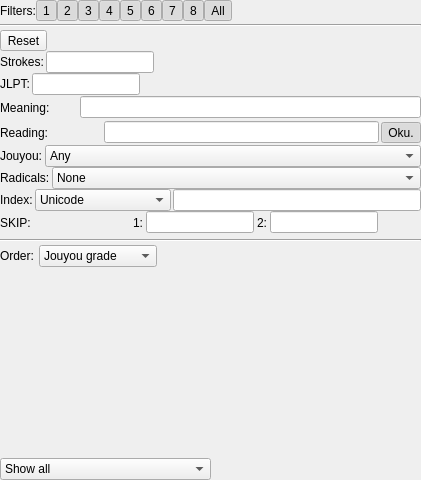
Before: the Qt Designer form kanjisearchwidget.ui in z1dev/zkanji, drawn with Qt 5.
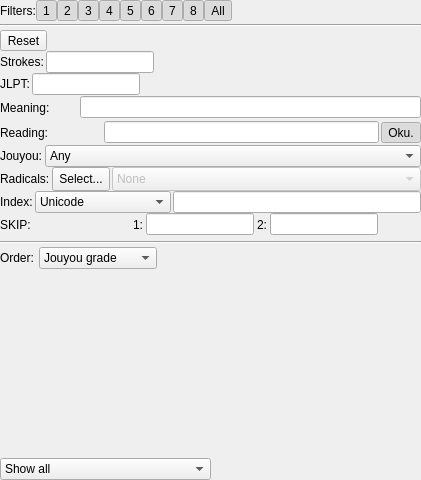
After: the same form once the commit is applied. Icons and pictures are not drawn. Custom widgets are drawn as their Qt base class.

Commit message: * Updated title of all windows to contain the "zkanji" name. * Added "Select..." button separately to the radicals filter on the kanji search widget. The option is removed from the combo box.

Patch:
```diff
--- a/kanjisearchwidget.ui
+++ b/kanjisearchwidget.ui
@@ -716,25 +716,41 @@
          </property>
          <item>
           <widget class="QLabel" name="radicalsLabel">
-           <property name="sizePolicy">
-            <sizepolicy hsizetype="Fixed" vsizetype="Preferred">
-             <horstretch>0</horstretch>
-             <verstretch>0</verstretch>
-            </sizepolicy>
-           </property>
            <property name="text">
             <string>Radicals:</string>
            </property>
           </widget>
          </item>
+         <item>
+          <widget class="QToolButton" name="radicalsButton">
+           <property name="sizePolicy">
+            <sizepolicy hsizetype="Fixed" vsizetype="Preferred">
+             <horstretch>0</horstretch>
+             <verstretch>0</verstretch>
+            </sizepolicy>
+           </property>
+           <property name="text">
+            <string>Select...</string>
+           </property>
+          </widget>
+         </item>
          <item>
           <widget class="ZComboBox" name="radicalsCBox">
+           <property name="enabled">
+            <bool>false</bool>
+           </property>
            <property name="sizePolicy">
             <sizepolicy hsizetype="MinimumExpanding" vsizetype="Fixed">
              <horstretch>0</horstretch>
              <verstretch>0</verstretch>
             </sizepolicy>
            </property>
+           <property name="editable">
+            <bool>false</bool>
+           </property>
+           <property name="sizeAdjustPolicy">
+            <enum>QComboBox::AdjustToMinimumContentsLengthWithIcon</enum>
+           </property>
            <item>
             <property name="text">
              <string>None</string>
```
Left out of the diff: 5 changed lines with no effect on the pictures. The commit also changes 34 other files.
